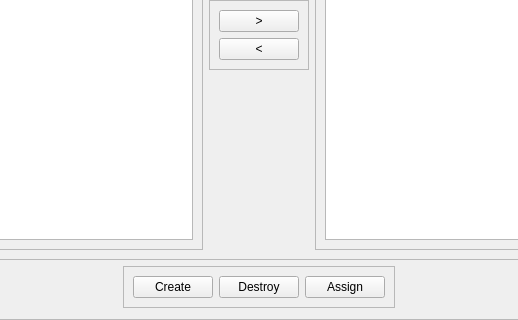
The window that librecad/src/ui/generic/widgetcreator.ui (LibreCAD/LibreCAD) describes before a commit, drawn with Qt 5; both pictures show x 83 to 601 and y 202 to 522 of the 684 by 522 pixel window.
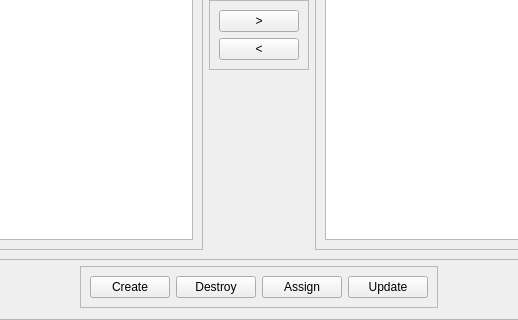
The same window after the commit. Custom widgets are drawn as their Qt base class.

Commit message: added update button to the menu creator; #631

```diff
--- a/librecad/src/ui/generic/widgetcreator.ui
+++ b/librecad/src/ui/generic/widgetcreator.ui
@@ -217,6 +217,13 @@
         </property>
        </widget>
       </item>
+      <item>
+       <widget class="QPushButton" name="update_button">
+        <property name="text">
+         <string>Update</string>
+        </property>
+       </widget>
+      </item>
      </layout>
     </widget>
    </item>
```
The commit also changes 4 other files.
